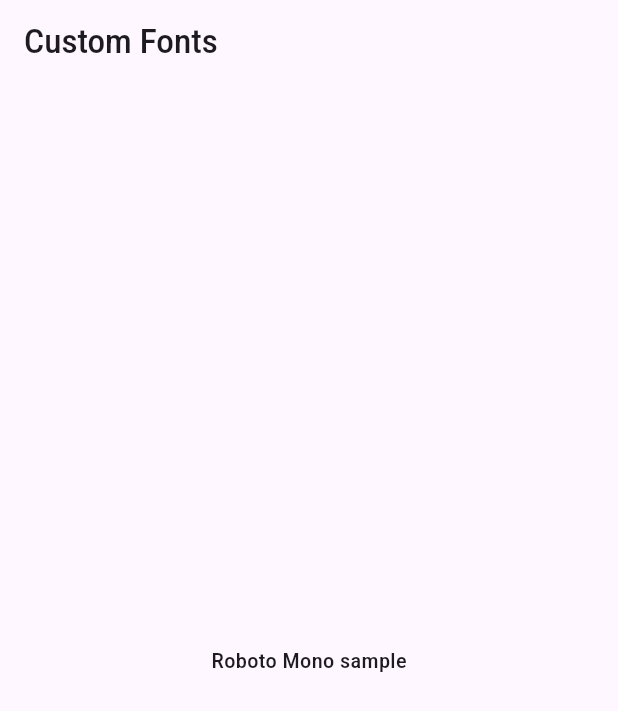
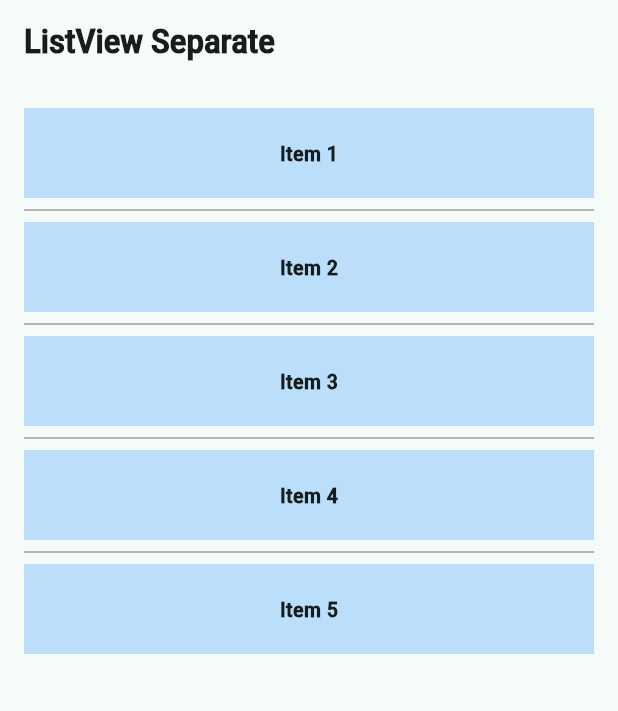
Before and after one commit to IlhamMaulana13/week7-listview, a Flutter app: the screen it shows after launch, on a phone screen of 412 x 824 dp. Shown: the top 711 px of the screen. Run offline on Flutter 3.47's test engine with Material 3 defaults, Android fonts, the phone set to English and light mode, and no system bars; Roboto replaces fonts that are missing (MomoSignature).

Commit message:
menambahkan bagian listview

```diff
--- a/lib/main.dart
+++ b/lib/main.dart
@@ -1,34 +1,22 @@
 import 'package:flutter/material.dart';
-
-void main() => runApp(const MyApp());
+import 'package:listview/pages/listview_sparate.dart';
+void main() {
+  runApp(const MyApp());
+}
 
 class MyApp extends StatelessWidget {
   const MyApp({super.key});
+
   @override
   Widget build(BuildContext context) {
     return MaterialApp(
-      title: 'Custom Fonts',
-      // Set Raleway as the default app font.
-      theme: ThemeData(fontFamily: 'MomoSignature'),
-      home: const MyHomePage(),
+      title: "Latihan Week5",
+      theme: ThemeData(
+        useMaterial3: true,
+        colorScheme: ColorScheme.fromSeed(seedColor: Colors.teal),
+      ),
+      home: MyListview(), // pastikan nama class cocok
+      debugShowCheckedModeBanner: false,
     );
   }
 }
-
-class MyHomePage extends StatelessWidget {
-  const MyHomePage({super.key});
-  @override
-  Widget build(BuildContext context) {
-    return Scaffold(
-      // The AppBar uses the app-default Raleway font.
-      appBar: AppBar(title: const Text('Custom Fonts')),
-      body: const Center(
-        // This Text widget uses the RobotoMono font.
-        child: Text(
-          'Roboto Mono sample',
-          style: TextStyle(fontFamily: 'Roboto'),
-        ),
-      ),
-    );
-  }
-}
--- /dev/null
+++ b/lib/pages/fonts.dart
@@ -0,0 +1,32 @@
+import 'package:flutter/material.dart';
+
+class MyFonts extends StatelessWidget {
+  const MyFonts({super.key});
+  @override
+  Widget build(BuildContext context) {
+    return MaterialApp(
+      title: 'Custom Fonts',
+      // Set Raleway as the default app font.
+      theme: ThemeData(fontFamily: 'MomoSignature'),
+      home: const MyHomePage(),
+    );
+  }
+}
+
+class MyHomePage extends StatelessWidget {
+  const MyHomePage({super.key});
+  @override
+  Widget build(BuildContext context) {
+    return Scaffold(
+      // The AppBar uses the app-default Raleway font.
+      appBar: AppBar(title: const Text('Custom Fonts')),
+      body: const Center(
+        // This Text widget uses the RobotoMono font.
+        child: Text(
+          'Roboto Mono sample',
+          style: TextStyle(fontFamily: 'Roboto'),
+        ),
+      ),
+    );
+  }
+}
--- /dev/null
+++ b/lib/pages/listview_sparate.dart
@@ -0,0 +1,36 @@
+import 'package:flutter/material.dart';
+
+class MyListview extends StatelessWidget {
+  const MyListview({super.key});
+
+  @override
+  Widget build(BuildContext context) {
+    return Scaffold(
+      appBar: AppBar(
+        title: const Text(
+          "ListView Separate",
+          style: TextStyle(fontWeight: FontWeight.bold),
+        ),
+      ),
+
+      body: ListView.separated(
+        padding: const EdgeInsets.all(16),
+
+        itemCount: 5,
+
+        scrollDirection: Axis.vertical,
+        itemBuilder: (contex, index) {
+          return Container(
+            height: 60,
+            color: Colors.blue[100],
+            child: Center(child: Text('Item ${index + 1}', style: TextStyle(fontWeight: FontWeight.bold),)),
+          );
+        },
+
+        separatorBuilder: (context, index) {
+          return Divider(color: Colors.grey, thickness: 1,);
+        },
+      ),
+    );
+  }
+}
```
